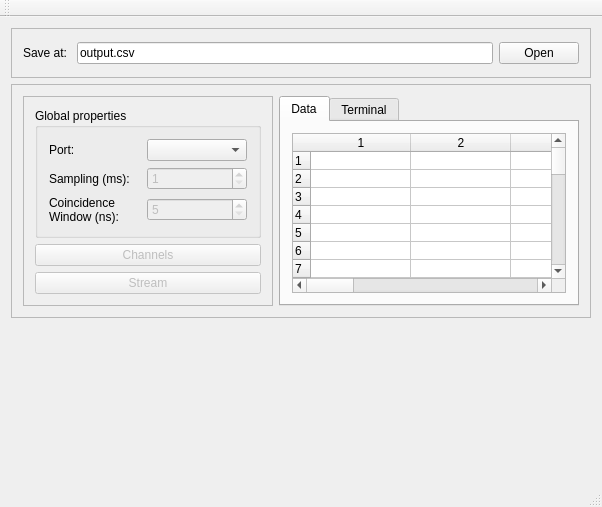
Before: the Qt Designer form GUI/mainwindow.ui in jcbedoyam/AbacusSoftware, drawn with Qt 5.
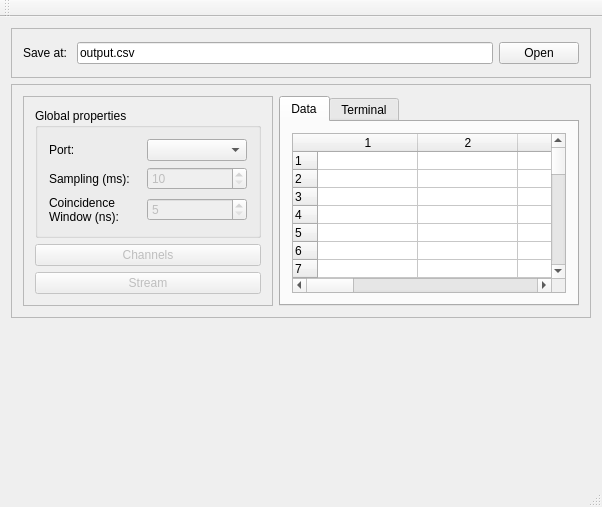
After: the same form once the commit is applied.

Patch:
```diff
--- a/GUI/mainwindow.ui
+++ b/GUI/mainwindow.ui
@@ -184,7 +184,7 @@
                 <bool>false</bool>
                </property>
                <property name="minimum">
-                <number>1</number>
+                <number>10</number>
                </property>
                <property name="maximum">
                 <number>1000000</number>
@@ -232,7 +232,7 @@
               <bool>true</bool>
              </property>
              <property name="rowCount">
-              <number>50</number>
+              <number>100</number>
              </property>
              <property name="columnCount">
               <number>10</number>
@@ -289,6 +289,56 @@
              <row/>
              <row/>
              <row/>
+             <row/>
+             <row/>
+             <row/>
+             <row/>
+             <row/>
+             <row/>
+             <row/>
+             <row/>
+             <row/>
+             <row/>
+             <row/>
+             <row/>
+             <row/>
+             <row/>
+             <row/>
+             <row/>
+             <row/>
+             <row/>
+             <row/>
+             <row/>
+             <row/>
+             <row/>
+             <row/>
+             <row/>
+             <row/>
+             <row/>
+             <row/>
+             <row/>
+             <row/>
+             <row/>
+             <row/>
+             <row/>
+             <row/>
+             <row/>
+             <row/>
+             <row/>
+             <row/>
+             <row/>
+             <row/>
+             <row/>
+             <row/>
+             <row/>
+             <row/>
+             <row/>
+             <row/>
+             <row/>
+             <row/>
+             <row/>
+             <row/>
+             <row/>
              <row/>
              <row/>
              <row/>
```
